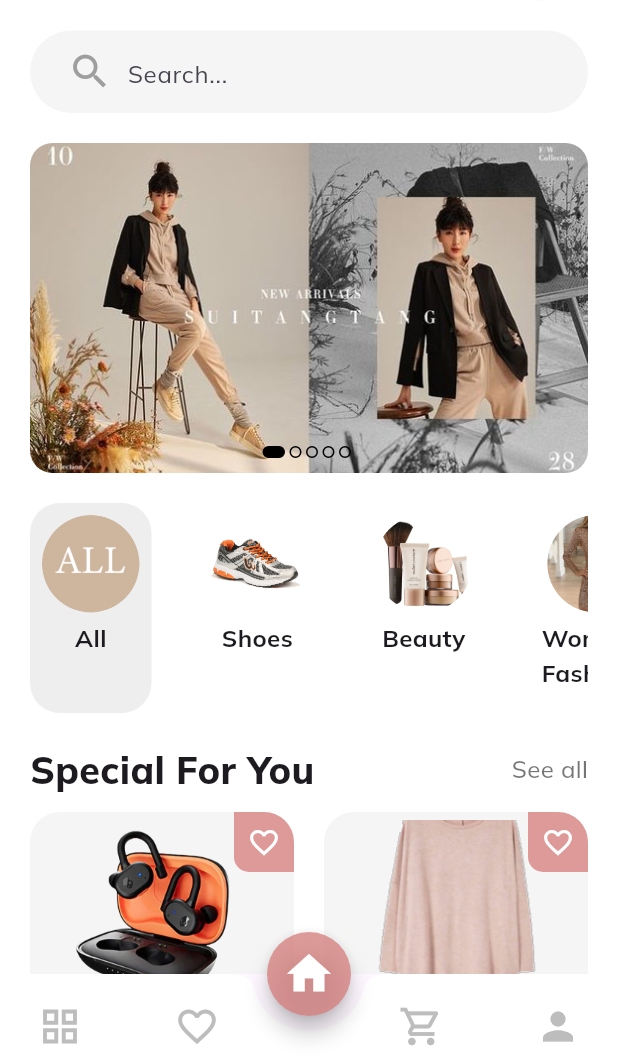
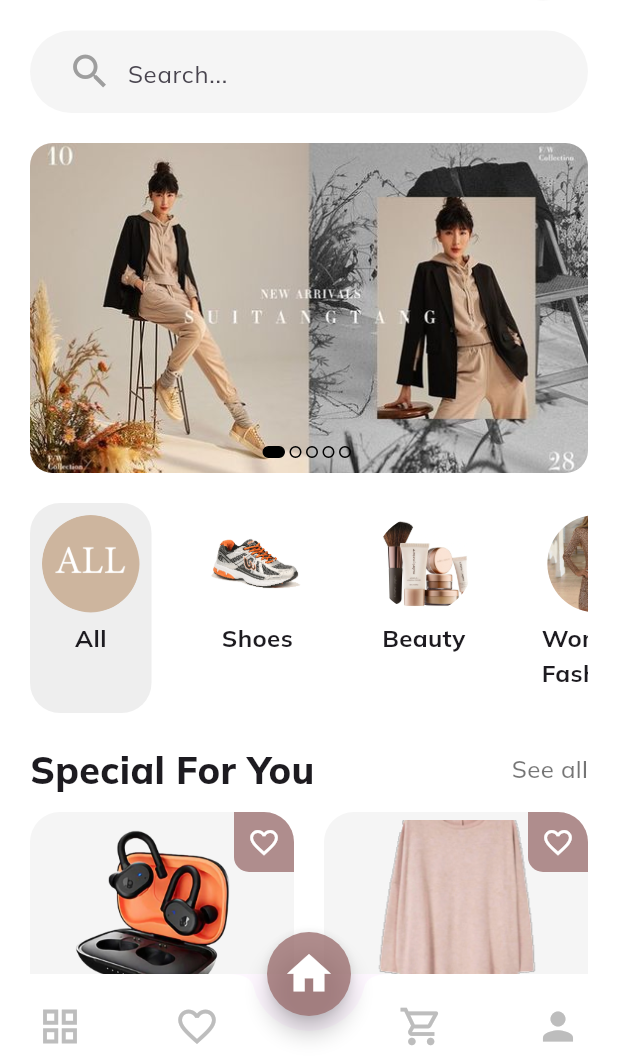
Before and after one commit to iir-projets/FlutterEcommerce, a Flutter app: the screen it shows after launch, on a phone screen of 412 x 824 dp, the part 172-1236 px from its top. Run offline on Flutter 3.47's test engine with Material 3 defaults, Android fonts, the phone set to English and light mode, and no system bars; our stand-ins replace google_fonts.

Commit message:
changeS3

```diff
--- a/Frontend/user/appUser/lib/constants.dart
+++ b/Frontend/user/appUser/lib/constants.dart
@@ -1,5 +1,5 @@
 import 'package:flutter/material.dart';
 
 const kcontentColor = Color(0xffF5F5F5);
-const kprimaryColor = Color.fromARGB(199, 214, 129, 127);
+const kprimaryColor = Color.fromARGB(197, 155, 110, 110);
 // const kprimaryColor = Color.fromARGB(200, 173, 12, 9);
--- a/Frontend/user/appUser/lib/models/product_model.dart
+++ b/Frontend/user/appUser/lib/models/product_model.dart
@@ -4,22 +4,16 @@ class Product {
   final String title;
   final String description;
   final String image;
-  final String review;
-  final String seller;
   final double price;
-  final List<Color> colors;
   final String category;
   final double rate;
   int quantity;
 
   Product(
       {required this.title,
-      required this.review,
       required this.description,
       required this.image,
       required this.price,
-      required this.colors,
-      required this.seller,
       required this.category,
       required this.rate,
       required this.quantity});
@@ -32,14 +26,7 @@ final List<Product> all = [
         "Lorem ipsum dolor sit amet, consectetur adipiscing elit, sed do eiusmod tempor incididunt ut labore et dolore magna aliqua. Donec massa sapien faucibus et molestie ac feugiat. In massa tempor nec feugiat nisl. Libero id faucibus nisl tincidunt.",
     image: "images/all/wireless.png",
     price: 120,
-    seller: "Tariqul isalm",
-    colors: [
-      Colors.black,
-      Colors.blue,
-      Colors.orange,
-    ],
     category: "Electronics",
-    review: "(320 Reviews)",
     rate: 4.8,
     quantity: 1,
   ),
@@ -49,14 +36,7 @@ final List<Product> all = [
         "Lorem ipsum dolor sit amet, consectetur adipiscing elit, sed do eiusmod tempor incididunt ut labore et dolore magna aliqua. Donec massa sapien faucibus et molestie ac feugiat. In massa tempor nec feugiat nisl. Libero id faucibus nisl tincidunt.",
     image: "images/all/sweet.png",
     price: 120,
-    seller: "Joy Store",
-    colors: [
-      Colors.brown,
-      Colors.deepPurple,
-      Colors.pink,
-    ],
     category: "Woman Fashion",
-    review: "(32 Reviews)",
     rate: 4.5,
     quantity: 1,
   ),
@@ -66,14 +46,7 @@ final List<Product> all = [
         "Lorem ipsum dolor sit amet, consectetur adipiscing elit, sed do eiusmod tempor incididunt ut labore et dolore magna aliqua. Donec massa sapien faucibus et molestie ac feugiat. In massa tempor nec feugiat nisl. Libero id faucibus nisl tincidunt.",
     image: "images/all/miband.jpg",
     price: 55,
-    seller: "Ram Das",
-    colors: [
-      Colors.black,
-      Colors.amber,
-      Colors.purple,
-    ],
     category: "Electronics",
-    review: "(20 Reviews)",
     rate: 4.0,
     quantity: 1,
   ),
@@ -83,14 +56,7 @@ final List<Product> all = [
         "Lorem ipsum dolor sit amet, consectetur adipiscing elit, sed do eiusmod tempor incididunt ut labore et dolore magna aliqua. Donec massa sapien faucibus et molestie ac feugiat. In massa tempor nec feugiat nisl. Libero id faucibus nisl tincidunt.",
     image: "images/all/jacket.png",
     price: 155,
-    seller: "Jacket Store",
-    colors: [
-      Colors.blueAccent,
-      Colors.orange,
-      Colors.green,
-    ],
     category: "Men Fashion",
-    review: "(20 Reviews)",
     rate: 5.0,
     quantity: 1,
   ),
@@ -100,14 +66,7 @@ final List<Product> all = [
         "Lorem ipsum dolor sit amet, consectetur adipiscing elit, sed do eiusmod tempor incididunt ut labore et dolore magna aliqua. Donec massa sapien faucibus et molestie ac feugiat. In massa tempor nec feugiat nisl. Libero id faucibus nisl tincidunt.",
     image: "images/men fashion/watch.png",
     price: 1000,
-    seller: "Jacket Store",
-    colors: [
-      Colors.lightBlue,
-      Colors.orange,
-      Colors.purple,
-    ],
     category: "MenFashion",
-    review: "(100 Reviews)",
     rate: 5.0,
     quantity: 1,
   ),
@@ -117,14 +76,7 @@ final List<Product> all = [
         "Lorem ipsum dolor sit amet, consectetur adipiscing elit, sed do eiusmod tempor incididunt ut labore et dolore magna aliqua. Donec massa sapien faucibus et molestie ac feugiat. In massa tempor nec feugiat nisl. Libero id faucibus nisl tincidunt.",
     image: "images/shoes/Air Jordan.png",
     price: 255,
-    seller: "The Seller",
-    colors: [
-      Colors.grey,
-      Colors.amber,
-      Colors.purple,
-    ],
     category: "Shoes",
-    review: "(55 Reviews)",
     rate: 5.0,
     quantity: 1,
   ),
@@ -134,14 +86,7 @@ final List<Product> all = [
         "Lorem ipsum dolor sit amet, consectetur adipiscing elit, sed do eiusmod tempor incididunt ut labore et dolore magna aliqua. Donec massa sapien faucibus et molestie ac feugiat. In massa tempor nec feugiat nisl. Libero id faucibus nisl tincidunt.",
     image: "images/beauty/perfume.png",
     price: 155,
-    seller: "Love Seller",
-    colors: [
-      Colors.purpleAccent,
-      Colors.pinkAccent,
-      Colors.green,
-    ],
     category: "Beauty",
-    review: "(99 Reviews)",
     rate: 4.7,
     quantity: 1,
   ),
@@ -151,14 +96,7 @@ final List<Product> all = [
         "Lorem ipsum dolor sit amet, consectetur adipiscing elit, sed do eiusmod tempor incididunt ut labore et dolore magna aliqua. Donec massa sapien faucibus et molestie ac feugiat. In massa tempor nec feugiat nisl. Libero id faucibus nisl tincidunt.",
     image: "images/jewelry/wedding ring.png",
     price: 155,
-    seller: "I Am Seller",
-    colors: [
-      Colors.brown,
-      Colors.purpleAccent,
-      Colors.blueGrey,
-    ],
     category: "Jewelry",
-    review: "(80 Reviews)",
     rate: 4.5,
     quantity: 1,
   ),
@@ -168,14 +106,7 @@ final List<Product> all = [
         "Lorem ipsum dolor sit amet, consectetur adipiscing elit, sed do eiusmod tempor incididunt ut labore et dolore magna aliqua. Donec massa sapien faucibus et molestie ac feugiat. In massa tempor nec feugiat nisl. Libero id faucibus nisl tincidunt.",
     image: "images/women fashion/pants.png",
     price: 155,
-    seller: "PK Store",
-    colors: [
-      Colors.lightGreen,
-      Colors.blueGrey,
-      Colors.deepPurple,
-    ],
     category: "WomenFashion",
-    review: "(55 Reviews)",
     rate: 5.0,
     quantity: 1,
   ),
@@ -188,14 +119,7 @@ final List<Product> shoes = [
         "Lorem ipsum dolor sit amet, consectetur adipiscing elit, sed do eiusmod tempor incididunt ut labore et dolore magna aliqua. Donec massa sapien faucibus et molestie ac feugiat. In massa tempor nec feugiat nisl. Libero id faucibus nisl tincidunt.",
     image: "images/shoes/Air Jordan.png",
     price: 255,
-    seller: "The Seller",
-    colors: [
-      Colors.grey,
-      Colors.amber,
-      Colors.purple,
-    ],
     category: "Shoes",
-    review: "(55 Reviews)",
     rate: 5.0,
     quantity: 1,
   ),
@@ -205,14 +129,7 @@ final List<Product> shoes = [
         "Lorem ipsum dolor sit amet, consectetur adipiscing elit, sed do eiusmod tempor incididunt ut labore et dolore magna aliqua. Donec massa sapien faucibus et molestie ac feugiat. In massa tempor nec feugiat nisl. Libero id faucibus nisl tincidunt.",
     image: "images/shoes/vans old skool.png",
     price: 300,
-    seller: "Mrs Store",
-    colors: [
-      Colors.blueAccent,
-      Colors.blueGrey,
-      Colors.green,
-    ],
     category: "Shoes",
-    review: "(200 Reviews)",
     rate: 5.0,
     quantity: 1,
   ),
@@ -222,14 +139,7 @@ final List<Product> shoes = [
         "Lorem ipsum dolor sit amet, consectetur adipiscing elit, sed do eiusmod tempor incididunt ut labore et dolore magna aliqua. Donec massa sapien faucibus et molestie ac feugiat. In massa tempor nec feugiat nisl. Libero id faucibus nisl tincidunt.",
     image: "images/shoes/women-shoes.png",
     price: 500,
-    seller: "Shoes Store",
-    colors: [
-      Colors.red,
-      Colors.orange,
-      Colors.greenAccent,
-    ],
     category: "Shoes",
-    review: "(100 Reviews)",
     rate: 4.8,
     quantity: 1,
   ),
@@ -239,14 +149,7 @@ final List<Product> shoes = [
         "Lorem ipsum dolor sit amet, consectetur adipiscing elit, sed do eiusmod tempor incididunt ut labore et dolore magna aliqua. Donec massa sapien faucibus et molestie ac feugiat. In massa tempor nec feugiat nisl. Libero id faucibus nisl tincidunt.",
     image: "images/shoes/sports shoes.png",
     price: 155,
-    seller: "Hari Store",
-    colors: [
-      Colors.deepPurpleAccent,
-      Colors.orange,
-      Colors.green,
-    ],
     category: "Shoes",
-    review: "(60 Reviews)",
     rate: 3.0,
     quantity: 1,
   ),
@@ -256,20 +159,11 @@ final List<Product> shoes = [
         "Lorem ipsum dolor sit amet, consectetur adipiscing elit, sed do eiusmod tempor incididunt ut labore et dolore magna aliqua. Donec massa sapien faucibus et molestie ac feugiat. In massa tempor nec feugiat nisl. Libero id faucibus nisl tincidunt.",
     image: "images/shoes/white sneaker.png",
     price: 1000,
-    seller: "Jacket Store",
-    colors: [
-      Colors.blueAccent,
-      Colors.orange,
-      Colors.green,
-    ],
     category: "Shoes",
-    review: "(00 Reviews)",
     rate: 0.0,
     quantity: 1,
   ),
-
 ];
-
 
 final List<Product> beauty = [
   Product(
@@ -278,14 +172,7 @@ final List<Product> beauty = [
         "Lorem ipsum dolor sit amet, consectetur adipiscing elit, sed do eiusmod tempor incididunt ut labore et dolore magna aliqua. Donec massa sapien faucibus et molestie ac feugiat. In massa tempor nec feugiat nisl. Libero id faucibus nisl tincidunt.",
     image: "images/beauty/face care.png",
     price: 1500,
-    seller: "Yojana Seller",
-    colors: [
-      Colors.pink,
-      Colors.amber,
-      Colors.deepOrangeAccent,
-    ],
     category: "Beauty",
-    review: "(200 Reviews)",
     rate: 4.0,
     quantity: 1,
   ),
@@ -295,14 +182,7 @@ final List<Product> beauty = [
         "Lorem ipsum dolor sit amet, consectetur adipiscing elit, sed do eiusmod tempor incididunt ut labore et dolore magna aliqua. Donec massa sapien faucibus et molestie ac feugiat. In massa tempor nec feugiat nisl. Libero id faucibus nisl tincidunt.",
     image: "images/beauty/perfume.png",
     price: 155,
-    seller: "Love Seller",
-    colors: [
-      Colors.purpleAccent,
-      Colors.pinkAccent,
-      Colors.green,
-    ],
     category: "Beauty",
-    review: "(99 Reviews)",
     rate: 4.7,
     quantity: 1,
   ),
@@ -312,35 +192,20 @@ final List<Product> beauty = [
         "Lorem ipsum dolor sit amet, consectetur adipiscing elit, sed do eiusmod tempor incididunt ut labore et dolore magna aliqua. Donec massa sapien faucibus et molestie ac feugiat. In massa tempor nec feugiat nisl. Libero id faucibus nisl tincidunt.",
     image: "images/beauty/skin-care.png",
     price: 999,
-    seller: "Mr Beast",
-    colors: [
-      Colors.black12,
-      Colors.orange,
-      Colors.white38,
-    ],
     category: "Beauty",
-    review: "(20 Reviews)",
     rate: 4.2,
     quantity: 1,
   ),
 ];
 
 final List<Product> womenFashion = [
-
   Product(
     title: " Women Kurta",
     description:
         "Lorem ipsum dolor sit amet, consectetur adipiscing elit, sed do eiusmod tempor incididunt ut labore et dolore magna aliqua. Donec massa sapien faucibus et molestie ac feugiat. In massa tempor nec feugiat nisl. Libero id faucibus nisl tincidunt.",
     image: "images/women fashion/kurta.png",
     price: 299,
-    seller: "Sila Store",
-    colors: [
-      Colors.grey,
-      Colors.black54,
-      Colors.purple,
-    ],
     category: "WomenFashion",
-    review: "(25 Reviews)",
     rate: 5.0,
     quantity: 1,
   ),
@@ -350,14 +215,7 @@ final List<Product> womenFashion = [
         "Lorem ipsum dolor sit amet, consectetur adipiscing elit, sed do eiusmod tempor incididunt ut labore et dolore magna aliqua. Donec massa sapien faucibus et molestie ac feugiat. In massa tempor nec feugiat nisl. Libero id faucibus nisl tincidunt.",
     image: "images/women fashion/lehenga.png",
     price: 666,
-    seller: "My Store",
-    colors: [
-      Colors.black,
-      Colors.orange,
-      Colors.green,
-    ],
     category: "WomenFashion",
-    review: "(100 Reviews)",
     rate: 4.0,
     quantity: 1,
   ),
@@ -367,14 +225,7 @@ final List<Product> womenFashion = [
         "Lorem ipsum dolor sit amet, consectetur adipiscing elit, sed do eiusmod tempor incididunt ut labore et dolore magna aliqua. Donec massa sapien faucibus et molestie ac feugiat. In massa tempor nec feugiat nisl. Libero id faucibus nisl tincidunt.",
     image: "images/women fashion/t-shert.png",
     price: 155,
-    seller: "Love Store",
-    colors: [
-      Colors.blueAccent,
-      Colors.redAccent,
-      Colors.deepOrangeAccent,
-    ],
     category: "Electronics",
-    review: "(20 Reviews)",
     rate: 5.0,
     quantity: 1,
   ),
@@ -384,34 +235,19 @@ final List<Product> womenFashion = [
         "Lorem ipsum dolor sit amet, consectetur adipiscing elit, sed do eiusmod tempor incididunt ut labore et dolore magna aliqua. Donec massa sapien faucibus et molestie ac feugiat. In massa tempor nec feugiat nisl. Libero id faucibus nisl tincidunt.",
     image: "images/women fashion/pants.png",
     price: 155,
-    seller: "PK Store",
-    colors: [
-      Colors.lightGreen,
-      Colors.blueGrey,
-      Colors.deepPurple,
-    ],
     category: "WomenFashion",
-    review: "(55 Reviews)",
     rate: 5.0,
     quantity: 1,
   ),
 ];
 final List<Product> jewelry = [
-
   Product(
     title: "Earrings",
     description:
         "Lorem ipsum dolor sit amet, consectetur adipiscing elit, sed do eiusmod tempor incididunt ut labore et dolore magna aliqua. Donec massa sapien faucibus et molestie ac feugiat. In massa tempor nec feugiat nisl. Libero id faucibus nisl tincidunt.",
     image: "images/jewelry/earrings.png",
     price: 3000,
-    seller: "Gold Store",
-    colors: [
-      Colors.amber,
-      Colors.deepPurple,
-      Colors.pink,
-    ],
     category: "Jewelry",
-    review: "(320 Reviews)",
     rate: 4.5,
     quantity: 1,
   ),
@@ -421,14 +257,7 @@ Product(
         "Lorem ipsum dolor sit amet, consectetur adipiscing elit, sed do eiusmod tempor incididunt ut labore et dolore magna aliqua. Donec massa sapien faucibus et molestie ac feugiat. In massa tempor nec feugiat nisl. Libero id faucibus nisl tincidunt.",
     image: "images/jewelry/jewelry-box.png",
     price: 300,
-    seller: "Love Love",
-    colors: [
-      Colors.pink,
-      Colors.orange,
-      Colors.redAccent,
-    ],
     category: "Jewelry",
-    review: "(100 Reviews)",
     rate: 5.0,
     quantity: 1,
   ),
@@ -438,14 +267,7 @@ Product(
         "Lorem ipsum dolor sit amet, consectetur adipiscing elit, sed do eiusmod tempor incididunt ut labore et dolore magna aliqua. Donec massa sapien faucibus et molestie ac feugiat. In massa tempor nec feugiat nisl. Libero id faucibus nisl tincidunt.",
     image: "images/jewelry/wedding ring.png",
     price: 155,
-    seller: "I Am Seller",
-    colors: [
-      Colors.brown,
-      Colors.purpleAccent,
-      Colors.blueGrey,
-    ],
     category: "Jewelry",
-    review: "(80 Reviews)",
     rate: 4.5,
     quantity: 1,
   ),
@@ -455,34 +277,19 @@ Product(
         "Lorem ipsum dolor sit amet, consectetur adipiscing elit, sed do eiusmod tempor incididunt ut labore et dolore magna aliqua. Donec massa sapien faucibus et molestie ac feugiat. In massa tempor nec feugiat nisl. Libero id faucibus nisl tincidunt.",
     image: "images/jewelry/necklace-jewellery.png",
     price: 5000,
-    seller: "Jewellery Store",
-    colors: [
-      Colors.blueAccent,
-      Colors.orange,
-      Colors.green,
-    ],
     category: "Jewellery",
-    review: "(22 Reviews)",
     rate: 3.5,
     quantity: 1,
   ),
 ];
 final List<Product> menFashion = [
-
   Product(
     title: "Man Jacket",
     description:
         "Lorem ipsum dolor sit amet, consectetur adipiscing elit, sed do eiusmod tempor incididunt ut labore et dolore magna aliqua. Donec massa sapien faucibus et molestie ac feugiat. In massa tempor nec feugiat nisl. Libero id faucibus nisl tincidunt.",
     image: "images/men fashion/man jacket.png",
     price: 500,
-    seller: "Men Store",
-    colors: [
-      Colors.brown,
-      Colors.orange,
-      Colors.blueGrey,
-    ],
     category: "MenFashion",
-    review: "(90 Reviews)",
     rate: 5.0,
     quantity: 1,
   ),
@@ -492,14 +299,7 @@ final List<Product> menFashion = [
         "Lorem ipsum dolor sit amet, consectetur adipiscing elit, sed do eiusmod tempor incididunt ut labore et dolore magna aliqua. Donec massa sapien faucibus et molestie ac feugiat. In massa tempor nec feugiat nisl. Libero id faucibus nisl tincidunt.",
     image: "images/men fashion/pants.png",
     price: 400,
-    seller: "My Store",
-    colors: [
-      Colors.black54,
-      Colors.orange,
-      Colors.green,
-    ],
     category: "MenFashion",
-    review: "(500 Reviews)",
     rate: 4.5,
     quantity: 1,
   ),
@@ -509,14 +309,7 @@ final List<Product> menFashion = [
         "Lorem ipsum dolor sit amet, consectetur adipiscing elit, sed do eiusmod tempor incididunt ut labore et dolore magna aliqua. Donec massa sapien faucibus et molestie ac feugiat. In massa tempor nec feugiat nisl. Libero id faucibus nisl tincidunt.",
     image: "images/men fashion/shert.png",
     price: 300,
-    seller: "Roman Store",
-    colors: [
-      Colors.pink,
-      Colors.amber,
-      Colors.green,
-    ],
     category: "menFashion",
-    review: "(200 Reviews)",
     rate: 3.0,
     quantity: 1,
   ),
@@ -526,14 +319,7 @@ final List<Product> menFashion = [
         "Lorem ipsum dolor sit amet, consectetur adipiscing elit, sed do eiusmod tempor incididunt ut labore et dolore magna aliqua. Donec massa sapien faucibus et molestie ac feugiat. In massa tempor nec feugiat nisl. Libero id faucibus nisl tincidunt.",
     image: "images/men fashion/t-shirt.png",
     price: 200,
-    seller: "Hot Store",
-    colors: [
-      Colors.brown,
-      Colors.orange,
-      Colors.blue,
-    ],
     category: "MenFashion",
-    review: "(1k Reviews)",
     rate: 5.0,
     quantity: 1,
   ),
@@ -543,16 +329,8 @@ final List<Product> menFashion = [
         "Lorem ipsum dolor sit amet, consectetur adipiscing elit, sed do eiusmod tempor incididunt ut labore et dolore magna aliqua. Donec massa sapien faucibus et molestie ac feugiat. In massa tempor nec feugiat nisl. Libero id faucibus nisl tincidunt.",
     image: "images/men fashion/watch.png",
     price: 1000,
-    seller: "Jacket Store",
-    colors: [
-      Colors.lightBlue,
-      Colors.orange,
-      Colors.purple,
-    ],
     category: "MenFashion",
-    review: "(100 Reviews)",
     rate: 5.0,
     quantity: 1,
   ),
-
 ];
--- a/Frontend/user/appUser/lib/screens/Detail/Widget/description.dart
+++ b/Frontend/user/appUser/lib/screens/Detail/Widget/description.dart
@@ -29,21 +29,6 @@ class Description extends StatelessWidget {
                     fontSize: 16),
               ),
             ),
-            const Text(
-              "Specifications",
-              style: TextStyle(
-                  fontWeight: FontWeight.bold,
-                  color: Colors.black,
-                  fontSize: 16),
-            ),
-            const Text(
-              "Reviews",
-              style: TextStyle(
-                fontSize: 16,
-                fontWeight: FontWeight.bold,
-                color: Colors.black,
-              ),
-            ),
           ],
         ),
         const SizedBox(height: 20),
--- a/Frontend/user/appUser/lib/screens/Detail/detail_screen.dart
+++ b/Frontend/user/appUser/lib/screens/Detail/detail_screen.dart
@@ -17,12 +17,11 @@ class DetailScreen extends StatefulWidget {
 
 class _DetailScreenState extends State<DetailScreen> {
   int currentImage = 0;
-  int currentColor = 1;
+
   @override
   Widget build(BuildContext context) {
     return Scaffold(
       backgroundColor: kcontentColor,
-      // for add to cart , icon and quantity
       floatingActionButton: AddToCart(product: widget.product),
       floatingActionButtonLocation: FloatingActionButtonLocation.centerDocked,
       body: SafeArea(
@@ -30,9 +29,7 @@ class _DetailScreenState extends State<DetailScreen> {
         child: Column(
           crossAxisAlignment: CrossAxisAlignment.start,
           children: [
-            // for back button share and favorite,
-            DetailAppBar(product: widget.product,),
-            // for detail image slider
+            DetailAppBar(product: widget.product),
             MyImageSlider(
               image: widget.product.image,
               onChange: (index) {
@@ -82,56 +79,11 @@ class _DetailScreenState extends State<DetailScreen> {
               child: Column(
                 crossAxisAlignment: CrossAxisAlignment.start,
                 children: [
-                  // for product name, price, rating, and seller
                   ItemsDetails(product: widget.product),
-                  const SizedBox(height: 20),
-                  const Text(
-                    "Color",
-                    style: TextStyle(fontWeight: FontWeight.bold, fontSize: 22),
-                  ),
-                  const SizedBox(height: 20),
-                  Row(
-                    children: List.generate(
-                      widget.product.colors.length,
-                      (index) => GestureDetector(
-                        onTap: () {
-                          setState(() {
-                            currentColor = index;
-                          });
-                        },
-                        child: AnimatedContainer(
-                          duration: const Duration(milliseconds: 300),
-                          width: 40,
-                          height: 40,
-                          decoration: BoxDecoration(
-                            shape: BoxShape.circle,
-                            color: currentColor == index
-                                ? Colors.white
-                                : widget.product.colors[index],
-                            border: currentColor == index
-                                ? Border.all(
-                                    color: widget.product.colors[index],
-                                  )
-                                : null,
-                          ),
-                          padding: currentColor == index
-                              ? const EdgeInsets.all(2)
-                              : null,
-                          margin: const EdgeInsets.only(right: 10),
-                          child: Container(
-                            width: 35,
-                            height: 35,
-                            decoration: BoxDecoration(
-                                color: widget.product.colors[index],
-                                shape: BoxShape.circle),
-                          ),
-                        ),
-                      ),
-                    ),
-                  ),
-                   const SizedBox(height: 25),
-                   // for description
-                   Description(description: widget.product.description,)
+                  const SizedBox(height: 25),
+                  Description(
+                    description: widget.product.description,
+                  )
                 ],
               ),
             )
--- a/Frontend/user/appUser/lib/screens/Profile/profile.dart
+++ b/Frontend/user/appUser/lib/screens/Profile/profile.dart
@@ -1,7 +1,8 @@
 import 'package:flutter/material.dart';
+import 'package:ecommerce_mobile_app/constants.dart';
 
 class Profile extends StatelessWidget {
-  const Profile({super.key});
+  const Profile({Key? key}) : super(key: key);
 
   @override
   Widget build(BuildContext context) {
@@ -9,9 +10,9 @@ class Profile extends StatelessWidget {
     return Scaffold(
       body: Stack(
         children: [
-          Image.asset(
-            "images/profile3.png",
-            fit: BoxFit.cover,
+          Container(
+            color:
+                kprimaryColor, // Remplacez la couleur par celle que vous souhaitez utiliser
             height: size.height,
             width: size.width,
           ),
@@ -24,7 +25,7 @@ class Profile extends StatelessWidget {
                   borderRadius: BorderRadius.circular(15),
                 ),
                 child: Container(
-                  height: size.height * 0.4,
+                  height: size.height * 0.5,
                   padding:
                       const EdgeInsets.symmetric(horizontal: 8, vertical: 15),
                   child: Column(
```
Lines whose indentation alone changed are shown as unchanged.
